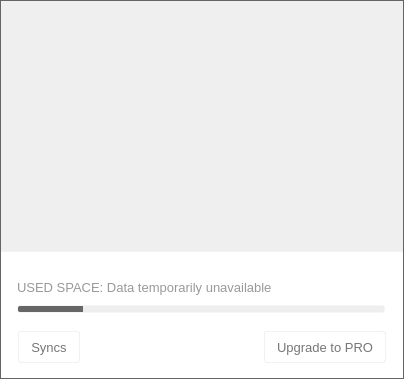
The window that src/MEGASync/gui/win/InfoDialog.ui (meganz/MEGAsync) describes before a commit, drawn with Qt 5.
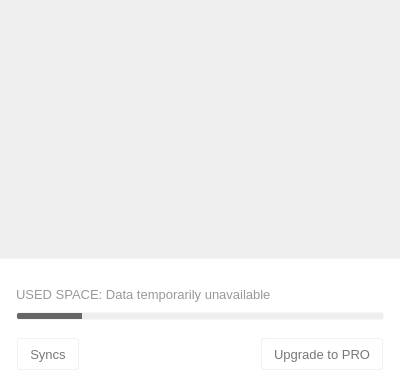
The same window after the commit. The open tabs and pages were chosen to show the change. Icons and pictures are not drawn. Custom widgets are drawn as their Qt base class.

Commit message: UI fixes for Info Dialog

Patch:
```diff
--- a/src/MEGASync/gui/win/InfoDialog.ui
+++ b/src/MEGASync/gui/win/InfoDialog.ui
@@ -6,32 +6,27 @@
    <rect>
     <x>0</x>
     <y>0</y>
-    <width>404</width>
-    <height>379</height>
+    <width>400</width>
+    <height>385</height>
    </rect>
   </property>
   <property name="minimumSize">
    <size>
-    <width>404</width>
-    <height>379</height>
+    <width>400</width>
+    <height>385</height>
    </size>
   </property>
   <property name="maximumSize">
    <size>
-    <width>404</width>
-    <height>379</height>
+    <width>402</width>
+    <height>385</height>
    </size>
   </property>
   <property name="windowTitle">
    <string/>
   </property>
   <property name="styleSheet">
-   <string notr="true">#InfoDialog
-{
-    border: 1px solid  rgb(100, 100, 100);
-}
-
-#bAvatar, #bState, #bDotUsedQuota, #bDotUsedStorage, #bMEGAheader
+   <string notr="true">#bAvatar, #bState, #bDotUsedQuota, #bDotUsedStorage, #bMEGAheader
 {
 	border: none;
 }
@@ -102,14 +97,11 @@
 font-size: 12px;
 }
 
-#lRemainingTimeD
+#lRemainingTimeD, #lRemainingTimeU
 {
-font-weight: bold;
-}
-
-#lRemainingTimeU
-{
-font-weight: bold;
+font-family: &quot;Source Sans Pro&quot;;
+font-size: 16px;
+color: #333333;
 }
 
 #lPercentageUsed
@@ -281,17 +273,42 @@
     <number>0</number>
    </property>
    <property name="leftMargin">
-    <number>1</number>
+    <number>0</number>
    </property>
    <property name="topMargin">
-    <number>1</number>
+    <number>0</number>
    </property>
    <property name="rightMargin">
-    <number>1</number>
+    <number>0</number>
    </property>
    <property name="bottomMargin">
-    <number>1</number>
+    <number>0</number>
    </property>
+   <item>
+    <widget class="QWidget" name="wArrow" native="true">
+     <property name="sizePolicy">
+      <sizepolicy hsizetype="Minimum" vsizetype="Fixed">
+       <horstretch>0</horstretch>
+       <verstretch>0</verstretch>
+      </sizepolicy>
+     </property>
+     <property name="minimumSize">
+      <size>
+       <width>400</width>
+       <height>12</height>
+      </size>
+     </property>
+     <property name="maximumSize">
+      <size>
+       <width>16777215</width>
+       <height>12</height>
+      </size>
+     </property>
+     <property name="styleSheet">
+      <string notr="true"/>
+     </property>
+    </widget>
+   </item>
    <item>
     <widget class="QWidget" name="wContainerHeader" native="true">
      <property name="styleSheet">
@@ -348,14 +365,14 @@
           <widget class="AvatarWidget" name="bAvatar" native="true">
            <property name="minimumSize">
             <size>
-             <width>34</width>
-             <height>34</height>
+             <width>30</width>
+             <height>30</height>
             </size>
            </property>
            <property name="maximumSize">
             <size>
-             <width>34</width>
-             <height>34</height>
+             <width>30</width>
+             <height>30</height>
             </size>
            </property>
           </widget>
@@ -519,7 +536,7 @@
             <string notr="true"/>
            </property>
            <property name="currentIndex">
-            <number>0</number>
+            <number>1</number>
            </property>
            <widget class="QWidget" name="pUpdated">
             <property name="minimumSize">
@@ -748,16 +765,16 @@
                     <number>10</number>
                    </property>
                    <property name="leftMargin">
-                    <number>20</number>
+                    <number>15</number>
                    </property>
                    <property name="topMargin">
                     <number>0</number>
                    </property>
                    <property name="rightMargin">
-                    <number>15</number>
+                    <number>20</number>
                    </property>
                    <property name="bottomMargin">
-                    <number>0</number>
+                    <number>15</number>
                    </property>
                    <item>
                     <widget class="QLabel" name="lDownloads">
@@ -827,7 +844,7 @@
                     <widget class="QLabel" name="lRemainingTimeD">
                      <property name="minimumSize">
                       <size>
-                       <width>60</width>
+                       <width>65</width>
                        <height>0</height>
                       </size>
                      </property>
@@ -837,6 +854,9 @@
                        <height>16777215</height>
                       </size>
                      </property>
+                     <property name="layoutDirection">
+                      <enum>Qt::RightToLeft</enum>
+                     </property>
                      <property name="styleSheet">
                       <string notr="true"/>
                      </property>
@@ -886,16 +906,16 @@
                     <number>10</number>
                    </property>
                    <property name="leftMargin">
-                    <number>20</number>
+                    <number>15</number>
                    </property>
                    <property name="topMargin">
                     <number>0</number>
                    </property>
                    <property name="rightMargin">
-                    <number>15</number>
+                    <number>20</number>
                    </property>
                    <property name="bottomMargin">
-                    <number>0</number>
+                    <number>15</number>
                    </property>
                    <item>
                     <widget class="QLabel" name="lUploads">
@@ -965,7 +985,7 @@
                     <widget class="QLabel" name="lRemainingTimeU">
                      <property name="minimumSize">
                       <size>
-                       <width>60</width>
+                       <width>65</width>
                        <height>0</height>
                       </size>
                      </property>
@@ -975,6 +995,9 @@
                        <height>16777215</height>
                       </size>
                      </property>
+                     <property name="layoutDirection">
+                      <enum>Qt::RightToLeft</enum>
+                     </property>
                      <property name="styleSheet">
                       <string notr="true"/>
                      </property>
```
The commit also changes 2 other files.
